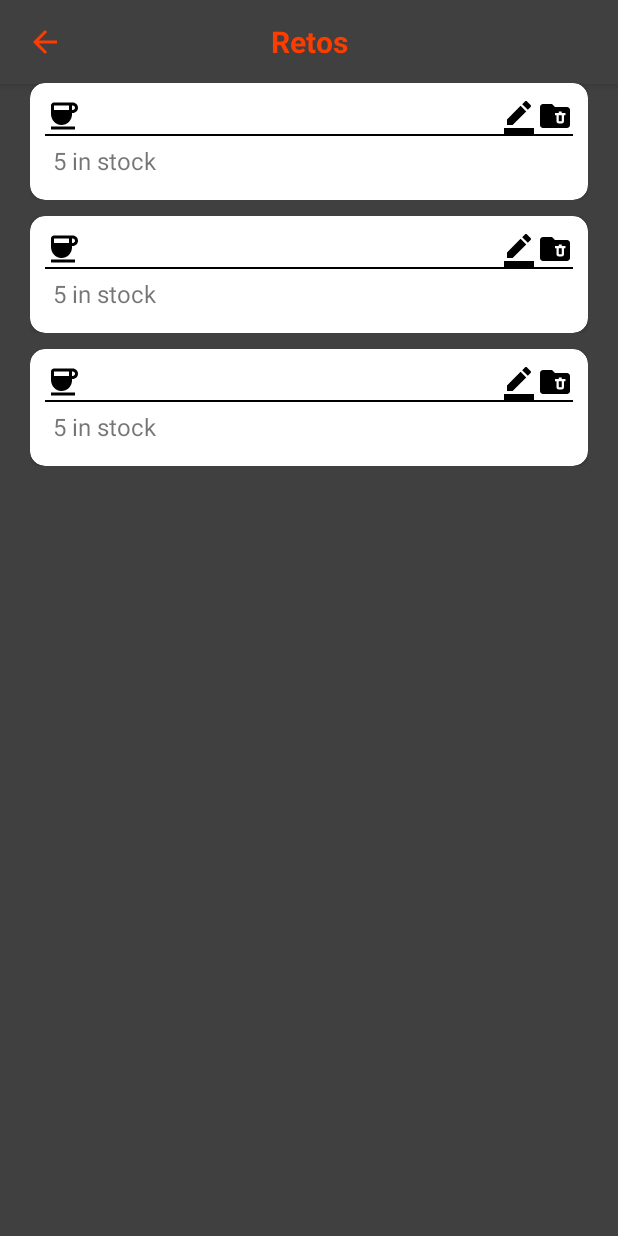
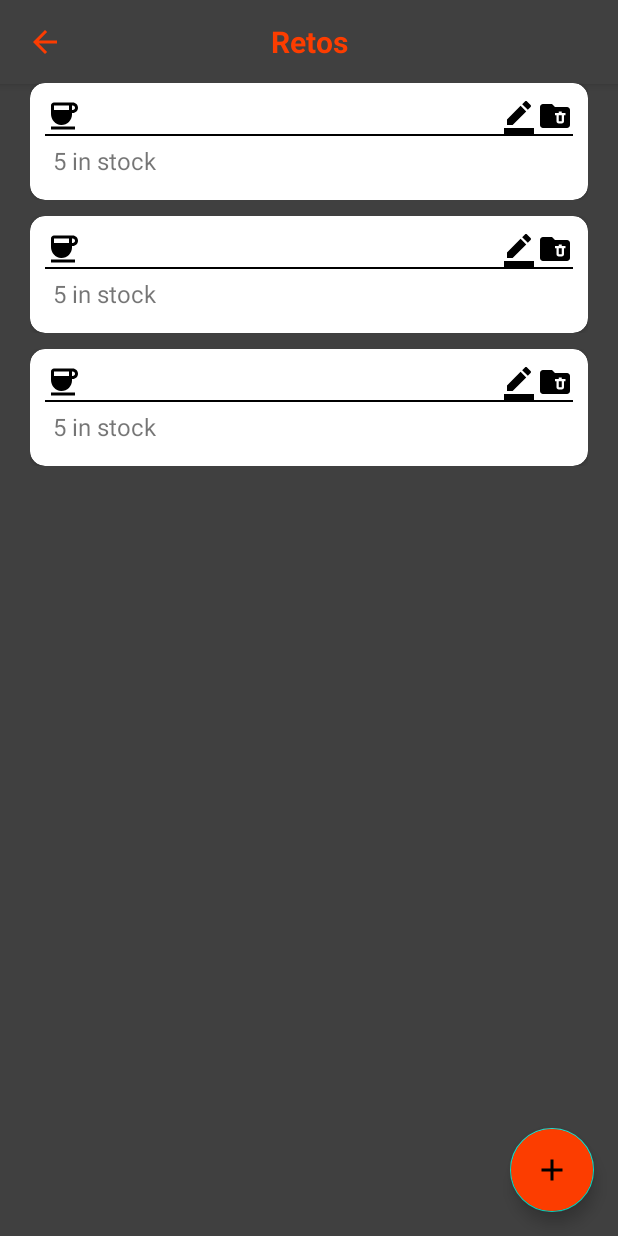
Before and after one commit to AndresDavidArcos/equipoSeis, an Android app: the layout fragment_challenges.xml on its own in the app's theme, with its tools: preview values and no code run, on a phone screen of 412 x 824 dp. Run offline under Robolectric (Android 15) with nearby library versions, the phone set to English and light mode, and no system bars.

Commit message:
Visualizar retos

```diff
--- /dev/null
+++ b/app/src/main/java/com/example/picobotellaequipo6/utils/Constants.kt
@@ -0,0 +1,5 @@
+package com.example.picobotellaequipo6.utils
+
+object Constants {
+    const val NAME_BD : String = "app_data.bd"
+}
--- a/app/src/main/java/com/example/picobotellaequipo6/view/adapter/ChallengesAdapter.kt
+++ b/app/src/main/java/com/example/picobotellaequipo6/view/adapter/ChallengesAdapter.kt
@@ -2,6 +2,7 @@ package com.example.picobotellaequipo6.view.adapter
 
 import android.view.LayoutInflater
 import android.view.ViewGroup
+import androidx.navigation.NavController
 import androidx.recyclerview.widget.RecyclerView
 import com.example.picobotellaequipo6.databinding.ChallengesInventoryBinding
 import com.example.picobotellaequipo6.model.Challenges
--- a/app/src/main/java/com/example/picobotellaequipo6/view/viewholder/ChallengesViewHolder.kt
+++ b/app/src/main/java/com/example/picobotellaequipo6/view/viewholder/ChallengesViewHolder.kt
@@ -1,5 +1,6 @@
 package com.example.picobotellaequipo6.view.viewholder
 
+import androidx.navigation.NavController
 import androidx.recyclerview.widget.RecyclerView
 import com.example.picobotellaequipo6.databinding.ChallengesInventoryBinding
 import com.example.picobotellaequipo6.model.Challenges
--- /dev/null
+++ b/app/src/main/res/drawable/ic_add.xml
@@ -0,0 +1,5 @@
+<vector android:height="24dp" android:tint="#000000"
+    android:viewportHeight="24" android:viewportWidth="24"
+    android:width="24dp" xmlns:android="http://schemas.android.com/apk/res/android">
+    <path android:fillColor="@android:color/white" android:pathData="M19,13h-6v6h-2v-6H5v-2h6V5h2v6h6v2z"/>
+</vector>
--- a/app/src/main/res/layout/fragment_challenges.xml
+++ b/app/src/main/res/layout/fragment_challenges.xml
@@ -38,6 +38,17 @@
             app:layout_constraintEnd_toEndOf="parent"
             app:layout_constraintBottom_toBottomOf="parent"
             />
+        <com.google.android.material.floatingactionbutton.FloatingActionButton
+            android:id="@+id/fbagregar"
+            android:layout_width="wrap_content"
+            android:layout_height="0dp"
+            android:contentDescription="button add"
+            android:layout_marginRight="16dp"
+            android:backgroundTint="@color/dark_orange"
+            android:layout_marginBottom="16dp"
+            android:src="@drawable/ic_add"
+            app:layout_constraintEnd_toEndOf="parent"
+            app:layout_constraintBottom_toBottomOf="parent" />
 
 
 <!--        <androidx.cardview.widget.CardView-->
```
Also changed, not shown: app/build.gradle.kts (+33 -2 lines), app/src/main/java/com/example/picobotellaequipo6/data/ChallengesDB.kt (added, +24 -0 lines), app/src/main/java/com/example/picobotellaequipo6/data/ChallengesDao.kt (added, +11 -0 lines), app/src/main/java/com/example/picobotellaequipo6/model/Challenges.kt (+9 -2 lines), app/src/main/java/com/example/picobotellaequipo6/repository/ChallengesRepository.kt (added, +19 -0 lines), app/src/main/java/com/example/picobotellaequipo6/view/fragment/challenges.kt (+38 -18 lines), app/src/main/java/com/example/picobotellaequipo6/viewmodel/ChallengesViewModel.kt (added, +31 -0 lines).
